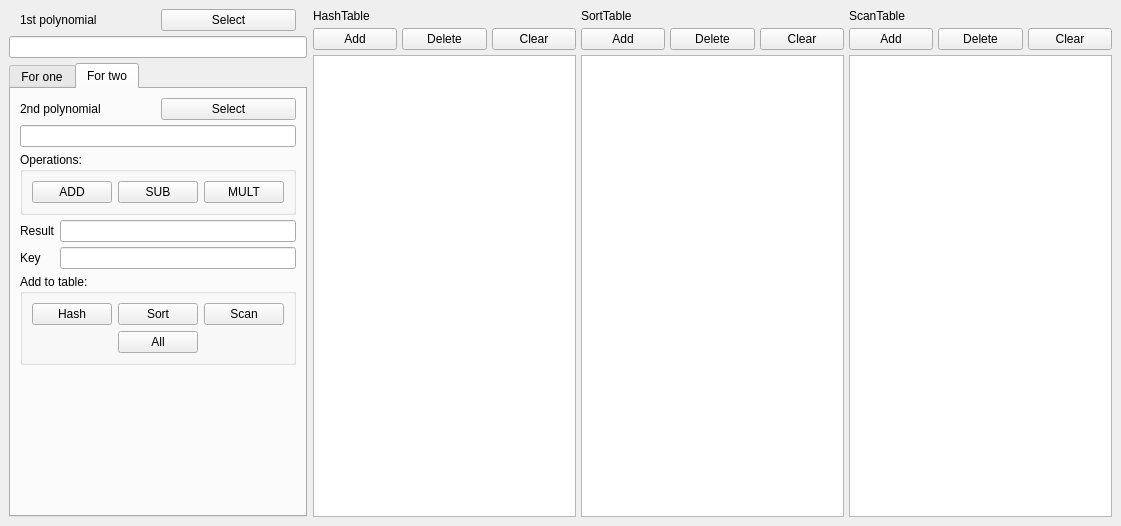
The window that ZorinOA/02_lab_table/samples/qt/mainwindow.ui (valentina-kustikova/mp2-practice) describes before a commit, drawn with Qt 5.
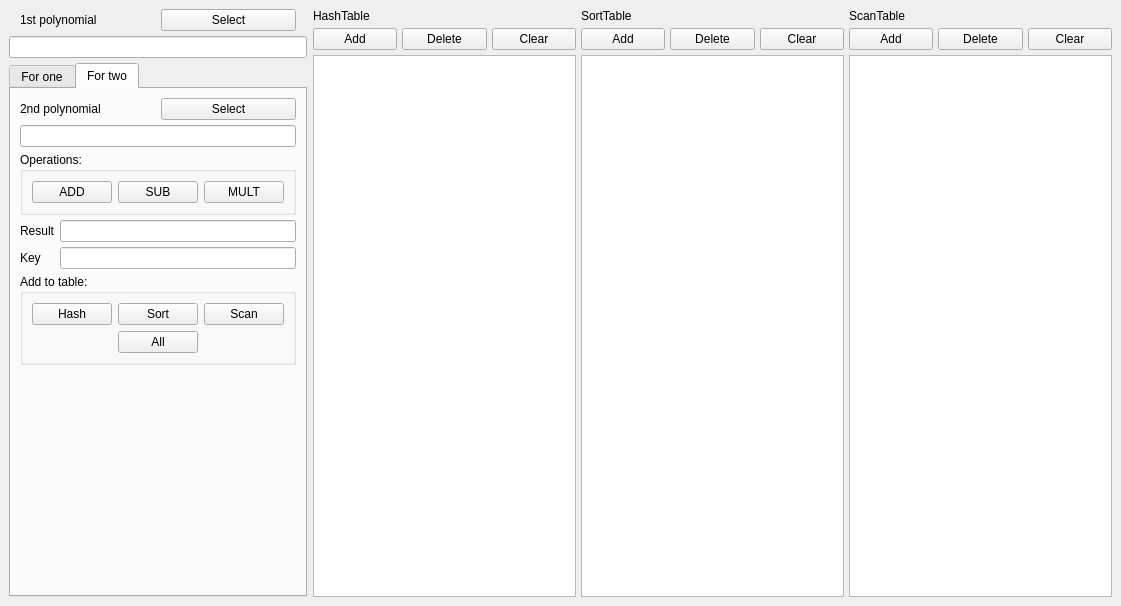
The same window after the commit. The open tabs and pages were chosen to show the change. Icons and pictures are not drawn.

```diff
--- a/ZorinOA/02_lab_table/samples/qt/mainwindow.ui
+++ b/ZorinOA/02_lab_table/samples/qt/mainwindow.ui
@@ -7,7 +7,7 @@
     <x>0</x>
     <y>0</y>
     <width>1121</width>
-    <height>526</height>
+    <height>606</height>
    </rect>
   </property>
   <property name="windowTitle">
```
Left out of the diff: 6 changed lines with no effect on the pictures.
